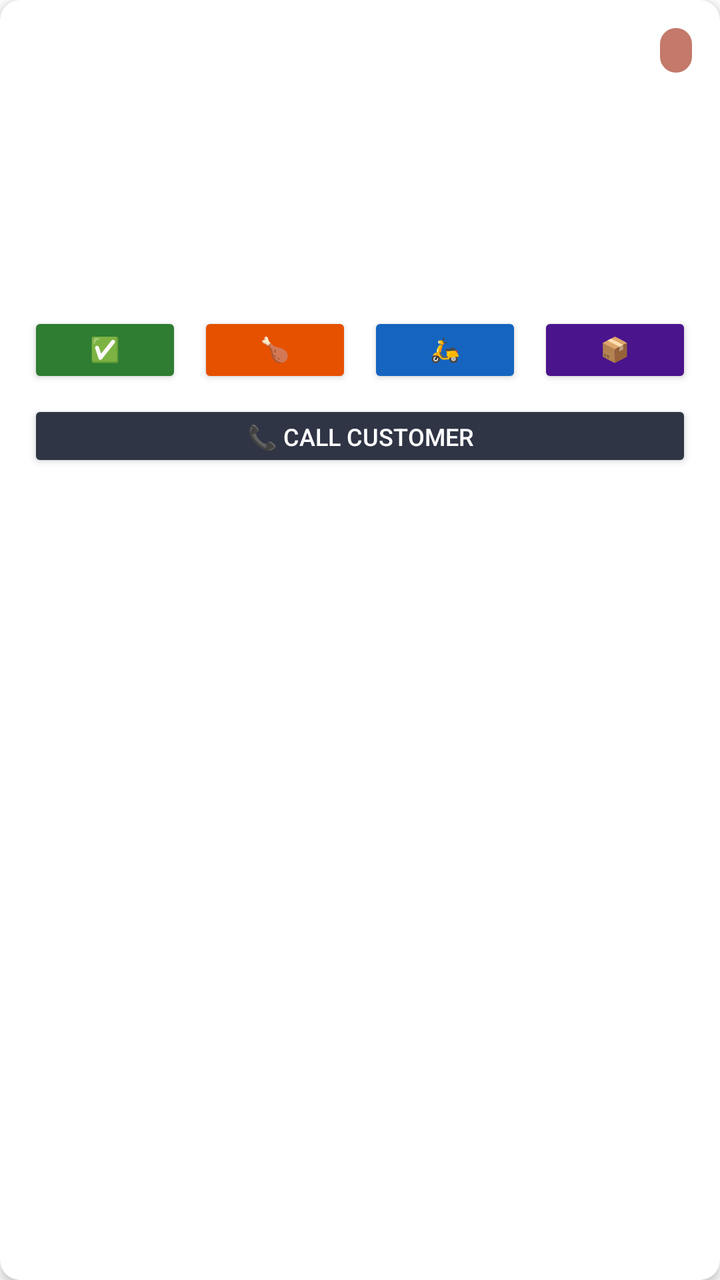
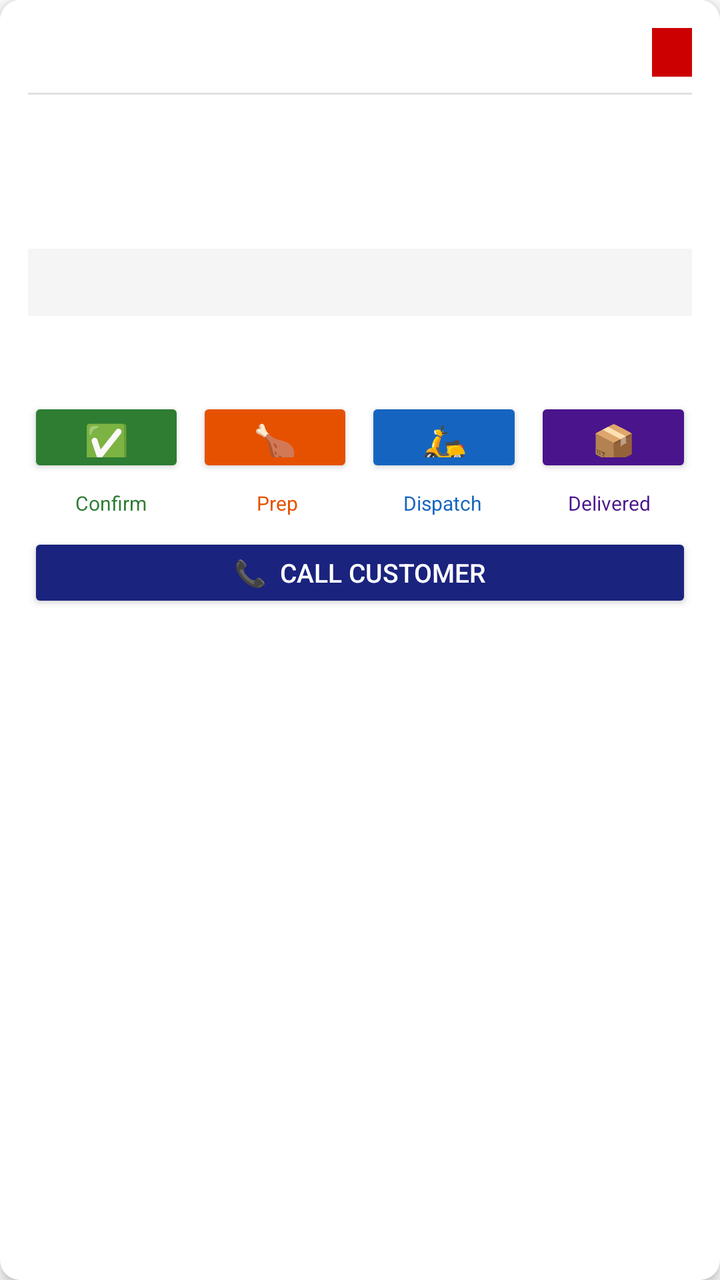

An Android layout rendered at two revisions. The XML below is the earlier revision; the diff shows what the commit changed to produce the second picture.
<!-- AndroidManifest.xml: application theme Theme.AlHabibiFeast -->
<!-- res/layout/item_admin_order.xml -->
<?xml version="1.0" encoding="utf-8"?>
<androidx.cardview.widget.CardView
    xmlns:android="http://schemas.android.com/apk/res/android"
    xmlns:app="http://schemas.android.com/apk/res-auto"
    android:layout_width="match_parent"
    android:layout_height="wrap_content"
    android:layout_marginStart="12dp"
    android:layout_marginEnd="12dp"
    android:layout_marginBottom="10dp"
    app:cardElevation="3dp"
    app:cardCornerRadius="10dp">

    <LinearLayout
        android:layout_width="match_parent"
        android:layout_height="wrap_content"
        android:orientation="vertical"
        android:padding="14dp">

        
        <LinearLayout
            android:layout_width="match_parent"
            android:layout_height="wrap_content"
            android:orientation="horizontal"
            android:layout_marginBottom="6dp">

            <TextView
                android:id="@+id/tvOrderId"
                android:layout_width="0dp"
                android:layout_height="wrap_content"
                android:layout_weight="1"
                android:textStyle="bold"
                android:textSize="14sp"
                android:textColor="@color/navy"/>

            <TextView
                android:id="@+id/tvOrderStatus"
                android:layout_width="wrap_content"
                android:layout_height="wrap_content"
                android:textSize="12sp"
                android:textStyle="bold"
                android:paddingStart="8dp"
                android:paddingEnd="8dp"
                android:paddingTop="3dp"
                android:paddingBottom="3dp"
                android:background="@drawable/chip_bg"
                android:textColor="#FFFFFF"/>
        </LinearLayout>

        
        <TextView
            android:id="@+id/tvCustomerName"
            android:layout_width="match_parent"
            android:layout_height="wrap_content"
            android:textSize="14sp"
            android:textColor="#333333"/>

        <TextView
            android:id="@+id/tvCustomerPhone"
            android:layout_width="match_parent"
            android:layout_height="wrap_content"
            android:textSize="13sp"
            android:textColor="#555555"/>

        <TextView
            android:id="@+id/tvOrderAddress"
            android:layout_width="match_parent"
            android:layout_height="wrap_content"
            android:textSize="12sp"
            android:textColor="#777777"
            android:layout_marginBottom="6dp"/>

        
        <TextView
            android:id="@+id/tvOrderItems"
            android:layout_width="match_parent"
            android:layout_height="wrap_content"
            android:textSize="12sp"
            android:textColor="#555555"
            android:layout_marginBottom="8dp"/>

        
        <TextView
            android:id="@+id/tvOrderTotal"
            android:layout_width="wrap_content"
            android:layout_height="wrap_content"
            android:textSize="15sp"
            android:textStyle="bold"
            android:textColor="@color/terra"
            android:layout_marginBottom="10dp"/>

        
        <LinearLayout
            android:id="@+id/llOrderActions"
            android:layout_width="match_parent"
            android:layout_height="wrap_content"
            android:orientation="horizontal">

            <Button
                android:id="@+id/btnConfirmOrder"
                android:layout_width="0dp"
                android:layout_height="38dp"
                android:layout_weight="1"
                android:layout_marginEnd="4dp"
                android:text="✅ Confirm"
                android:textSize="12sp"
                android:backgroundTint="#2E7D32"
                android:textColor="#FFFFFF"/>

            <Button
                android:id="@+id/btnPreparing"
                android:layout_width="0dp"
                android:layout_height="38dp"
                android:layout_weight="1"
                android:layout_marginStart="4dp"
                android:layout_marginEnd="4dp"
                android:text="🍗 Preparing"
                android:textSize="12sp"
                android:backgroundTint="#E65100"
                android:textColor="#FFFFFF"/>

            <Button
                android:id="@+id/btnOutForDelivery"
                android:layout_width="0dp"
                android:layout_height="38dp"
                android:layout_weight="1"
                android:layout_marginStart="4dp"
                android:layout_marginEnd="4dp"
                android:text="🛵 Dispatch"
                android:textSize="12sp"
                android:backgroundTint="#1565C0"
                android:textColor="#FFFFFF"/>

            <Button
                android:id="@+id/btnDelivered"
                android:layout_width="0dp"
                android:layout_height="38dp"
                android:layout_weight="1"
                android:layout_marginStart="4dp"
                android:text="📦 Delivered"
                android:textSize="12sp"
                android:backgroundTint="#4A148C"
                android:textColor="#FFFFFF"/>
        </LinearLayout>

        
        <Button
            android:id="@+id/btnCallCustomer"
            android:layout_width="match_parent"
            android:layout_height="36dp"
            android:layout_marginTop="6dp"
            android:text="📞 Call Customer"
            android:textSize="12sp"
            android:backgroundTint="@color/navy"
            android:textColor="#FFFFFF"/>

    </LinearLayout>
</androidx.cardview.widget.CardView>
<!-- resources referenced by this layout -->
<resources>
  <color name="navy">#2F3545</color>
  <color name="terra">#C4796A</color>
  <!-- drawable chip_bg (drawable) -->
  <?xml version="1.0" encoding="utf-8"?>
  <shape xmlns:android="http://schemas.android.com/apk/res/android"
      android:shape="rectangle">
      <solid android:color="@color/terra"/>
      <corners android:radius="12dp"/>
  </shape>
  <style name="Theme.AlHabibiFeast" parent="Theme.MaterialComponents.DayNight.NoActionBar">
          <item name="colorPrimary">@color/terra</item>
          <item name="colorPrimaryVariant">@color/navy</item>
          <item name="colorOnPrimary">@color/white</item>
          <item name="colorSecondary">@color/gold</item>
          <item name="android:statusBarColor">@color/navy</item>
          <item name="android:navigationBarColor">@color/white</item>
          <item name="chipStyle">@style/ChipStyle</item>
      </style>
  <color name="white">#FFFFFF</color>
  <color name="gold">#CAA05A</color>
  <style name="ChipStyle" parent="Widget.MaterialComponents.Chip.Filter">
          <item name="chipBackgroundColor">@color/white</item>
          <item name="checkedIconEnabled">false</item>
          <item name="chipStrokeColor">@color/terra</item>
          <item name="chipStrokeWidth">1dp</item>
          <item name="android:textColor">@color/navy</item>
      </style>
</resources>

<!-- the commit's change to res/layout/item_admin_order.xml (unified diff, before → after) -->
@@ -7,14 +7,103 @@
     android:layout_marginStart="12dp"
     android:layout_marginEnd="12dp"
     android:layout_marginBottom="10dp"
-    app:cardElevation="3dp"
-    app:cardCornerRadius="10dp">
+    app:cardElevation="4dp"
+    app:cardCornerRadius="10dp"
+    app:cardBackgroundColor="#FFFFFF">
 
     <LinearLayout
         android:layout_width="match_parent"
         android:layout_height="wrap_content"
         android:orientation="vertical"
-        android:padding="14dp">
+        android:padding="14dp"
+        android:background="#FFFFFF">
+
+        
+        <LinearLayout
+            android:layout_width="match_parent"
+            android:layout_height="wrap_content"
+            android:orientation="horizontal"
+            android:gravity="center_vertical"
+            android:layout_marginBottom="8dp">
+
+            <TextView
+                android:id="@+id/tvOrderId"
+                android:layout_width="0dp"
+                android:layout_height="wrap_content"
+                android:layout_weight="1"
+                android:textStyle="bold"
+                android:textSize="15sp"
+                android:textColor="#1A237E"/>
+
+            <TextView
+                android:id="@+id/tvOrderStatus"
+                android:layout_width="wrap_content"
+                android:layout_height="wrap_content"
+                android:textSize="12sp"
+                android:textStyle="bold"
+                android:paddingStart="10dp"
+                android:paddingEnd="10dp"
+                android:paddingTop="4dp"
+                android:paddingBottom="4dp"
+                android:textColor="#FFFFFF"
+                android:background="#CC0000"/>
+        </LinearLayout>
+
+        
+        <View
+            android:layout_width="match_parent"
+            android:layout_height="1dp"
+            android:background="#E0E0E0"
+            android:layout_marginBottom="8dp"/>
+
+        
+        <TextView
+            android:id="@+id/tvCustomerName"
+            android:layout_width="match_parent"
+            android:layout_height="wrap_content"
+            android:textSize="15sp"
+            android:textStyle="bold"
+            android:textColor="#212121"
+            android:layout_marginBottom="3dp"/>
+
+        
+        <TextView
+            android:id="@+id/tvCustomerPhone"
+            android:layout_width="match_parent"
+            android:layout_height="wrap_content"
+            android:textSize="14sp"
+            android:textColor="#333333"
+            android:layout_marginBottom="3dp"/>
+
+        
+        <TextView
+            android:id="@+id/tvOrderAddress"
+            android:layout_width="match_parent"
+            android:layout_height="wrap_content"
+            android:textSize="13sp"
+            android:textColor="#555555"
+            android:layout_marginBottom="6dp"/>
+
+        
+        <TextView
+            android:id="@+id/tvOrderItems"
+            android:layout_width="match_parent"
+            android:layout_height="wrap_content"
+            android:textSize="13sp"
+            android:textColor="#444444"
+            android:background="#F5F5F5"
+            android:padding="8dp"
+            android:layout_marginBottom="8dp"/>
+
+        
+        <TextView
+            android:id="@+id/tvOrderTotal"
+            android:layout_width="wrap_content"
+            android:layout_height="wrap_content"
+            android:textSize="17sp"
+            android:textStyle="bold"
+            android:textColor="#B71C1C"
+            android:layout_marginBottom="10dp"/>
 
         
         <LinearLayout
@@ -23,134 +112,82 @@
             android:orientation="horizontal"
             android:layout_marginBottom="6dp">
 
-            <TextView
-                android:id="@+id/tvOrderId"
-                android:layout_width="0dp"
-                android:layout_height="wrap_content"
-                android:layout_weight="1"
-                android:textStyle="bold"
-                android:textSize="14sp"
-                android:textColor="@color/navy"/>
-
-            <TextView
-                android:id="@+id/tvOrderStatus"
-                android:layout_width="wrap_content"
-                android:layout_height="wrap_content"
-                android:textSize="12sp"
-                android:textStyle="bold"
-                android:paddingStart="8dp"
-                android:paddingEnd="8dp"
-                android:paddingTop="3dp"
-                android:paddingBottom="3dp"
-                android:background="@drawable/chip_bg"
-                android:textColor="#FFFFFF"/>
-        </LinearLayout>
-
-        
-        <TextView
-            android:id="@+id/tvCustomerName"
-            android:layout_width="match_parent"
-            android:layout_height="wrap_content"
-            android:textSize="14sp"
-            android:textColor="#333333"/>
-
-        <TextView
-            android:id="@+id/tvCustomerPhone"
-            android:layout_width="match_parent"
-            android:layout_height="wrap_content"
-            android:textSize="13sp"
-            android:textColor="#555555"/>
-
-        <TextView
-            android:id="@+id/tvOrderAddress"
-            android:layout_width="match_parent"
-            android:layout_height="wrap_content"
-            android:textSize="12sp"
-            android:textColor="#777777"
-            android:layout_marginBottom="6dp"/>
-
-        
-        <TextView
-            android:id="@+id/tvOrderItems"
-            android:layout_width="match_parent"
-            android:layout_height="wrap_content"
-            android:textSize="12sp"
-            android:textColor="#555555"
-            android:layout_marginBottom="8dp"/>
-
-        
-        <TextView
-            android:id="@+id/tvOrderTotal"
-            android:layout_width="wrap_content"
-            android:layout_height="wrap_content"
-            android:textSize="15sp"
-            android:textStyle="bold"
-            android:textColor="@color/terra"
-            android:layout_marginBottom="10dp"/>
-
-        
-        <LinearLayout
-            android:id="@+id/llOrderActions"
-            android:layout_width="match_parent"
-            android:layout_height="wrap_content"
-            android:orientation="horizontal">
-
             <Button
                 android:id="@+id/btnConfirmOrder"
                 android:layout_width="0dp"
-                android:layout_height="38dp"
+                android:layout_height="40dp"
                 android:layout_weight="1"
-                android:layout_marginEnd="4dp"
-                android:text="✅ Confirm"
-                android:textSize="12sp"
+                android:layout_marginEnd="3dp"
+                android:text="✅"
+                android:textSize="18sp"
                 android:backgroundTint="#2E7D32"
                 android:textColor="#FFFFFF"/>
 
             <Button
                 android:id="@+id/btnPreparing"
                 android:layout_width="0dp"
-                android:layout_height="38dp"
+                android:layout_height="40dp"
                 android:layout_weight="1"
-                android:layout_marginStart="4dp"
-                android:layout_marginEnd="4dp"
-                android:text="🍗 Preparing"
-                android:textSize="12sp"
+                android:layout_marginStart="3dp"
+                android:layout_marginEnd="3dp"
+                android:text="🍗"
+                android:textSize="18sp"
                 android:backgroundTint="#E65100"
                 android:textColor="#FFFFFF"/>
 
             <Button
                 android:id="@+id/btnOutForDelivery"
                 android:layout_width="0dp"
-                android:layout_height="38dp"
+                android:layout_height="40dp"
                 android:layout_weight="1"
-                android:layout_marginStart="4dp"
-                android:layout_marginEnd="4dp"
-                android:text="🛵 Dispatch"
-                android:textSize="12sp"
+                android:layout_marginStart="3dp"
+                android:layout_marginEnd="3dp"
+                android:text="🛵"
+                android:textSize="18sp"
                 android:backgroundTint="#1565C0"
                 android:textColor="#FFFFFF"/>
 
             <Button
                 android:id="@+id/btnDelivered"
                 android:layout_width="0dp"
-                android:layout_height="38dp"
+                android:layout_height="40dp"
                 android:layout_weight="1"
-                android:layout_marginStart="4dp"
-                android:text="📦 Delivered"
-                android:textSize="12sp"
+                android:layout_marginStart="3dp"
+                android:text="📦"
+                android:textSize="18sp"
                 android:backgroundTint="#4A148C"
                 android:textColor="#FFFFFF"/>
+        </LinearLayout>
+
+        
+        <LinearLayout
+            android:layout_width="match_parent"
+            android:layout_height="wrap_content"
+            android:orientation="horizontal"
+            android:layout_marginBottom="8dp">
+
+            <TextView android:layout_width="0dp" android:layout_height="wrap_content"
+                android:layout_weight="1" android:text="Confirm"
+                android:gravity="center" android:textSize="10sp" android:textColor="#2E7D32"/>
+            <TextView android:layout_width="0dp" android:layout_height="wrap_content"
+                android:layout_weight="1" android:text="Prep"
+                android:gravity="center" android:textSize="10sp" android:textColor="#E65100"/>
+            <TextView android:layout_width="0dp" android:layout_height="wrap_content"
+                android:layout_weight="1" android:text="Dispatch"
+                android:gravity="center" android:textSize="10sp" android:textColor="#1565C0"/>
+            <TextView android:layout_width="0dp" android:layout_height="wrap_content"
+                android:layout_weight="1" android:text="Delivered"
+                android:gravity="center" android:textSize="10sp" android:textColor="#4A148C"/>
         </LinearLayout>
 
         
         <Button
             android:id="@+id/btnCallCustomer"
             android:layout_width="match_parent"
-            android:layout_height="36dp"
-            android:layout_marginTop="6dp"
-            android:text="📞 Call Customer"
-            android:textSize="12sp"
-            android:backgroundTint="@color/navy"
+            android:layout_height="40dp"
+            android:text="📞  Call Customer"
+            android:textSize="13sp"
+            android:backgroundTint="#1A237E"
             android:textColor="#FFFFFF"/>
 
     </LinearLayout>
<!-- resource entries referenced after the edit -->
@@ -1,14 +1,5 @@
 <!-- resources referenced by this layout -->
 <resources>
-  <color name="navy">#2F3545</color>
-  <color name="terra">#C4796A</color>
-  <!-- drawable chip_bg (drawable) -->
-  <?xml version="1.0" encoding="utf-8"?>
-  <shape xmlns:android="http://schemas.android.com/apk/res/android"
-      android:shape="rectangle">
-      <solid android:color="@color/terra"/>
-      <corners android:radius="12dp"/>
-  </shape>
   <style name="Theme.AlHabibiFeast" parent="Theme.MaterialComponents.DayNight.NoActionBar">
           <item name="colorPrimary">@color/terra</item>
           <item name="colorPrimaryVariant">@color/navy</item>
@@ -18,6 +9,8 @@
           <item name="android:navigationBarColor">@color/white</item>
           <item name="chipStyle">@style/ChipStyle</item>
       </style>
+  <color name="terra">#C4796A</color>
+  <color name="navy">#2F3545</color>
   <color name="white">#FFFFFF</color>
   <color name="gold">#CAA05A</color>
   <style name="ChipStyle" parent="Widget.MaterialComponents.Chip.Filter">
